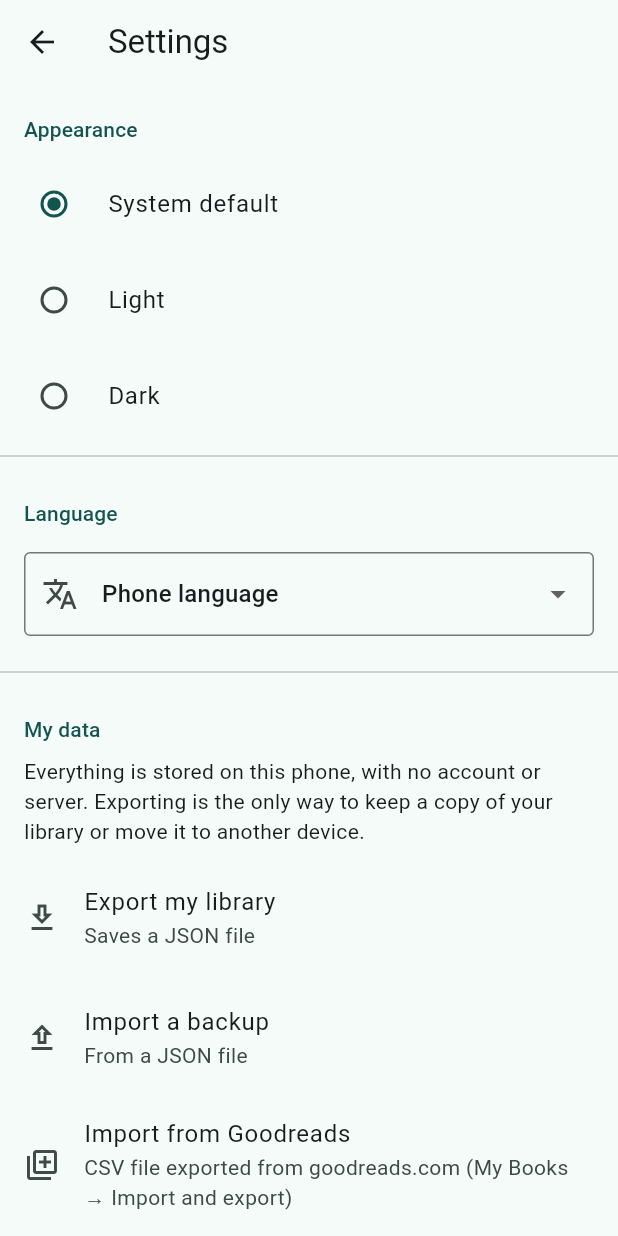
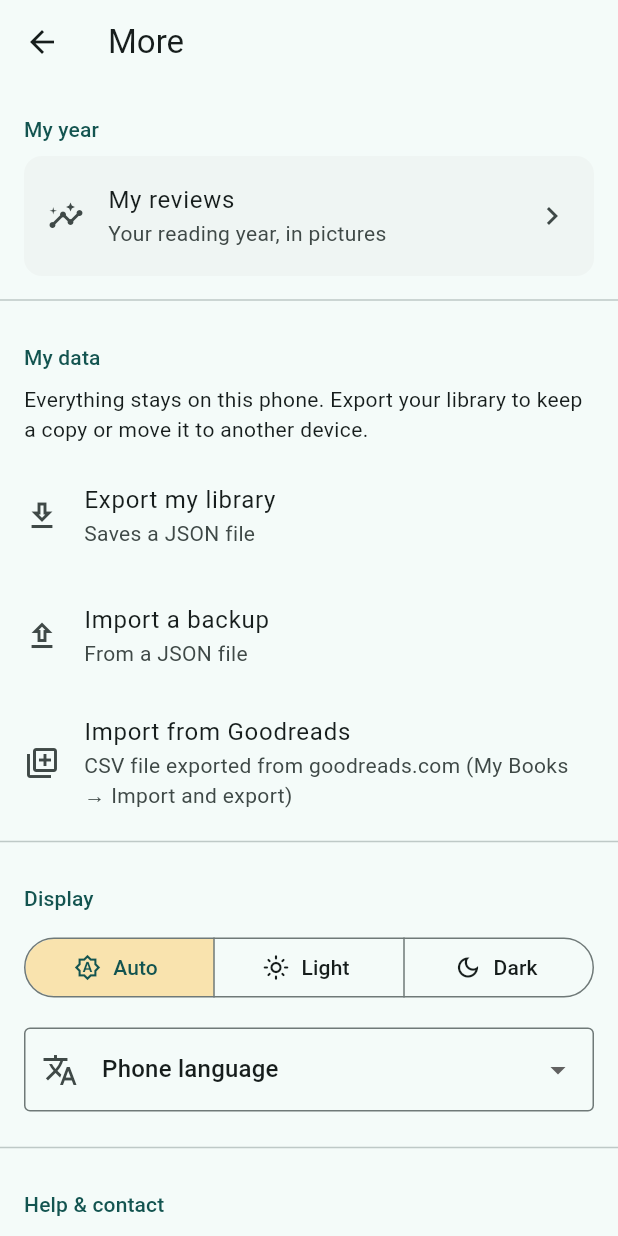
Before and after one commit to BenjaminGott/MyBookmark, a Flutter app: the SettingsScreen screen opened directly, on a phone screen of 412 x 824 dp. Run offline on Flutter 3.47's test engine with Material 3 defaults, Android fonts, the phone set to English and light mode, and no system bars; our stand-ins replace cached_network_image, drift, drift_flutter, file_picker, flutter_riverpod, in_app_review and 3 more; missing offline and left inert: flutter_zxing, gal, home_widget, sqlite3; accounts and stored records are empty; generated files the repository leaves out were written again.

Commit message:
Onglet « Plus » réorganisé ; vidéo du bilan : transition poussée
- « Réglages » devient « Plus » (More, Más, Mehr, Altro, Mais), icône
  « trois points ». Sections : Mon année (Mes bilans, en carte), Mes
  données, Affichage (thème sur une ligne + langue), Aide et contact.
  Textes qui citaient Réglages mis à jour.
- Vidéo : la page suivante pousse la précédente depuis la droite, au
  lieu d'un fondu où les textes se superposaient à cause du zoom.

Co-Authored-By: Claude Opus 5.5 <noreply@anthropic.com>
Claude-Session: https://claude.ai/code/session_01HdbEsb3piiYWzDs4SoGV2y

```diff
--- a/lib/l10n/app_de.arb
+++ b/lib/l10n/app_de.arb
@@ -14,7 +14,7 @@
   "errorTitle": "Das hat nicht geklappt",
   "navLibrary": "Bibliothek",
   "navSearch": "Suchen",
-  "navSettings": "Einstellungen",
+  "navSettings": "Mehr",
   "percent": "{percent} %",
   "pageCount": "{count, plural, =1{1 Seite} other{{count} Seiten}}",
   "pageCountUnknown": "Seitenzahl unbekannt",
@@ -98,7 +98,7 @@
   "saveReview": "Rezension speichern",
   "reviewSaved": "Rezension gespeichert",
   "appearance": "Darstellung",
-  "themeSystem": "Wie das System",
+  "themeSystem": "Auto",
   "themeLight": "Hell",
   "themeDark": "Dunkel",
   "language": "Sprache",
@@ -110,7 +110,7 @@
   "languageItalian": "Italiano",
   "languagePortuguese": "Português",
   "myData": "Meine Daten",
-  "dataExplanation": "Alles wird auf diesem Telefon gespeichert, ohne Konto und ohne Server. Der Export ist die einzige Möglichkeit, eine Kopie deiner Bibliothek aufzubewahren oder sie auf ein anderes Gerät zu übertragen.",
+  "dataExplanation": "Alles bleibt auf diesem Telefon. Exportiere deine Bibliothek, um eine Kopie zu behalten oder sie auf ein anderes Gerät zu übertragen.",
   "exportLibrary": "Meine Bibliothek exportieren",
   "exportSubtitle": "Speichert eine JSON-Datei",
   "importBackup": "Sicherung importieren",
@@ -186,7 +186,7 @@
   "imageNotReady": "Das Bild konnte nicht vorbereitet werden.",
   "welcomeTitle": "Willkommen",
   "welcomeChooseLanguage": "Wähle deine Sprache",
-  "welcomeHint": "Du kannst sie jederzeit in den Einstellungen ändern.",
+  "welcomeHint": "Du kannst sie jederzeit im Tab Mehr ändern.",
   "continueButton": "Weiter",
   "errorNetwork": "Keine Verbindung. Prüfe dein Netzwerk und versuche es erneut.",
   "errorTimeout": "Die Suche braucht zu lange.",
@@ -275,7 +275,7 @@
   "yrOutroFavorite": "Lieblingsbuch",
   "yrOutroAuthor": "Autor",
   "yearReviewMovedTitle": "Dein Rückblick {year} ist umgezogen",
-  "yearReviewMovedBody": "Der Januar ist vorbei, und mit ihm der Tab Rückblick. Dein Rückblick {year} ist jetzt unter Einstellungen, Meine Jahresrückblicke, zusammen mit den anderen Jahren.",
+  "yearReviewMovedBody": "Der Januar ist vorbei, und mit ihm der Tab Rückblick. Dein Rückblick {year} ist jetzt im Tab Mehr unter Meine Jahresrückblicke, zusammen mit den anderen Jahren.",
   "yearReviewMovedOpen": "Rückblick ansehen",
   "yearReviewMovedOk": "Verstanden",
   "errorVideoFailed": "Das Video konnte nicht erstellt werden.",
@@ -283,5 +283,8 @@
   "yearReviewVideoPreparing": "Video wird erstellt…",
   "yearReviewVideoReadyTitle": "Dein Video ist fertig",
   "yearReviewVideoReadyBody": "18 Sekunden mit Musik, im Story-Format.",
-  "yearReviewVideoSaved": "Video in der Galerie gespeichert"
+  "yearReviewVideoSaved": "Video in der Galerie gespeichert",
+  "sectionMyYear": "Mein Jahr",
+  "sectionDisplay": "Anzeige",
+  "sectionHelp": "Hilfe & Kontakt"
 }
--- a/lib/l10n/app_en.arb
+++ b/lib/l10n/app_en.arb
@@ -14,7 +14,7 @@
   "errorTitle": "Something went wrong",
   "navLibrary": "Library",
   "navSearch": "Search",
-  "navSettings": "Settings",
+  "navSettings": "More",
   "percent": "{percent}%",
   "pageCount": "{count, plural, =1{1 page} other{{count} pages}}",
   "pageCountUnknown": "Page count unknown",
@@ -98,7 +98,7 @@
   "saveReview": "Save review",
   "reviewSaved": "Review saved",
   "appearance": "Appearance",
-  "themeSystem": "System default",
+  "themeSystem": "Auto",
   "themeLight": "Light",
   "themeDark": "Dark",
   "language": "Language",
@@ -110,7 +110,7 @@
   "languageItalian": "Italiano",
   "languagePortuguese": "Português",
   "myData": "My data",
-  "dataExplanation": "Everything is stored on this phone, with no account or server. Exporting is the only way to keep a copy of your library or move it to another device.",
+  "dataExplanation": "Everything stays on this phone. Export your library to keep a copy or move it to another device.",
   "exportLibrary": "Export my library",
   "exportSubtitle": "Saves a JSON file",
   "importBackup": "Import a backup",
@@ -186,7 +186,7 @@
   "imageNotReady": "Couldn't prepare the image.",
   "welcomeTitle": "Welcome",
   "welcomeChooseLanguage": "Choose your language",
-  "welcomeHint": "You can change it anytime in Settings.",
+  "welcomeHint": "You can change it anytime in the More tab.",
   "continueButton": "Continue",
   "errorNetwork": "No connection. Check your network and try again.",
   "errorTimeout": "The search is taking too long to respond.",
@@ -275,7 +275,7 @@
   "yrOutroFavorite": "Favorite",
   "yrOutroAuthor": "Author",
   "yearReviewMovedTitle": "Your {year} review has moved",
-  "yearReviewMovedBody": "January is over, and so is the Review tab. Your {year} review now lives in Settings, My reviews, along with your other years.",
+  "yearReviewMovedBody": "January is over, and so is the Review tab. Your {year} review now lives in the More tab, under My reviews, along with your other years.",
   "yearReviewMovedOpen": "See my review",
   "yearReviewMovedOk": "Got it",
   "errorVideoFailed": "Couldn't create the video.",
@@ -283,5 +283,8 @@
   "yearReviewVideoPreparing": "Creating the video…",
   "yearReviewVideoReadyTitle": "Your video is ready",
   "yearReviewVideoReadyBody": "18 seconds with music, in story format.",
-  "yearReviewVideoSaved": "Video saved to your gallery"
+  "yearReviewVideoSaved": "Video saved to your gallery",
+  "sectionMyYear": "My year",
+  "sectionDisplay": "Display",
+  "sectionHelp": "Help & contact"
 }
--- a/lib/l10n/app_localizations.dart
+++ b/lib/l10n/app_localizations.dart
@@ -193,7 +193,7 @@ abstract class AppLocalizations {
   /// No description provided for @navSettings.
   ///
   /// In fr, this message translates to:
-  /// **'Réglages'**
+  /// **'Plus'**
   String get navSettings;
 
   /// No description provided for @percent.
@@ -697,7 +697,7 @@ abstract class AppLocalizations {
   /// No description provided for @themeSystem.
   ///
   /// In fr, this message translates to:
-  /// **'Comme le système'**
+  /// **'Auto'**
   String get themeSystem;
 
   /// No description provided for @themeLight.
@@ -769,7 +769,7 @@ abstract class AppLocalizations {
   /// No description provided for @dataExplanation.
   ///
   /// In fr, this message translates to:
-  /// **'Tout est enregistré sur ce téléphone, sans compte ni serveur. L\'export est le seul moyen de garder une copie de votre bibliothèque ou de la transférer sur un autre appareil.'**
+  /// **'Tout reste sur ce téléphone. Exportez votre bibliothèque pour en garder une copie ou la transférer.'**
   String get dataExplanation;
 
   /// No description provided for @exportLibrary.
@@ -1225,7 +1225,7 @@ abstract class AppLocalizations {
   /// No description provided for @welcomeHint.
   ///
   /// In fr, this message translates to:
-  /// **'Vous pourrez la changer à tout moment dans les réglages.'**
+  /// **'Vous pourrez la changer à tout moment dans l\'onglet Plus.'**
   String get welcomeHint;
 
   /// No description provided for @continueButton.
@@ -1759,7 +1759,7 @@ abstract class AppLocalizations {
   /// No description provided for @yearReviewMovedBody.
   ///
   /// In fr, this message translates to:
-  /// **'Janvier est fini, l\'onglet Bilan aussi. Votre bilan {year} vous attend maintenant dans Réglages, Mes bilans, avec ceux des autres années.'**
+  /// **'Janvier est fini, l\'onglet Bilan aussi. Votre bilan {year} vous attend maintenant dans l\'onglet Plus, rubrique Mes bilans, avec ceux des autres années.'**
   String yearReviewMovedBody(String year);
 
   /// No description provided for @yearReviewMovedOpen.
@@ -1809,6 +1809,24 @@ abstract class AppLocalizations {
   /// In fr, this message translates to:
   /// **'Vidéo enregistrée dans la galerie'**
   String get yearReviewVideoSaved;
+
+  /// No description provided for @sectionMyYear.
+  ///
+  /// In fr, this message translates to:
+  /// **'Mon année'**
+  String get sectionMyYear;
+
+  /// No description provided for @sectionDisplay.
+  ///
+  /// In fr, this message translates to:
+  /// **'Affichage'**
+  String get sectionDisplay;
+
+  /// No description provided for @sectionHelp.
+  ///
+  /// In fr, this message translates to:
+  /// **'Aide et contact'**
+  String get sectionHelp;
 }
 
 class _AppLocalizationsDelegate
--- a/lib/l10n/app_localizations_en.dart
+++ b/lib/l10n/app_localizations_en.dart
@@ -51,7 +51,7 @@ class AppLocalizationsEn extends AppLocalizations {
   String get navSearch => 'Search';
 
   @override
-  String get navSettings => 'Settings';
+  String get navSettings => 'More';
 
   @override
   String percent(int percent) {
@@ -372,7 +372,7 @@ class AppLocalizationsEn extends AppLocalizations {
   String get appearance => 'Appearance';
 
   @override
-  String get themeSystem => 'System default';
+  String get themeSystem => 'Auto';
 
   @override
   String get themeLight => 'Light';
@@ -409,7 +409,7 @@ class AppLocalizationsEn extends AppLocalizations {
 
   @override
   String get dataExplanation =>
-      'Everything is stored on this phone, with no account or server. Exporting is the only way to keep a copy of your library or move it to another device.';
+      'Everything stays on this phone. Export your library to keep a copy or move it to another device.';
 
   @override
   String get exportLibrary => 'Export my library';
@@ -707,7 +707,7 @@ class AppLocalizationsEn extends AppLocalizations {
   String get welcomeChooseLanguage => 'Choose your language';
 
   @override
-  String get welcomeHint => 'You can change it anytime in Settings.';
+  String get welcomeHint => 'You can change it anytime in the More tab.';
 
   @override
   String get continueButton => 'Continue';
@@ -1063,7 +1063,7 @@ class AppLocalizationsEn extends AppLocalizations {
 
   @override
   String yearReviewMovedBody(String year) {
-    return 'January is over, and so is the Review tab. Your $year review now lives in Settings, My reviews, along with your other years.';
+    return 'January is over, and so is the Review tab. Your $year review now lives in the More tab, under My reviews, along with your other years.';
   }
 
   @override
@@ -1090,4 +1090,13 @@ class AppLocalizationsEn extends AppLocalizations {
 
   @override
   String get yearReviewVideoSaved => 'Video saved to your gallery';
+
+  @override
+  String get sectionMyYear => 'My year';
+
+  @override
+  String get sectionDisplay => 'Display';
+
+  @override
+  String get sectionHelp => 'Help & contact';
 }
--- a/lib/ui/home_shell.dart
+++ b/lib/ui/home_shell.dart
@@ -83,7 +83,7 @@ class _HomeShellState extends ConsumerState<HomeShell> {
     return showDialog<bool>(
       context: context,
       builder: (context) => AlertDialog(
-        icon: Icon(january ? Icons.insights : Icons.settings_outlined),
+        icon: Icon(january ? Icons.insights : Icons.more_horiz),
         title: Text(
           january
               ? l10n.yearReviewAnnounceTitle('$year')
@@ -171,8 +171,7 @@ class _HomeShellState extends ConsumerState<HomeShell> {
                       label: Text(l10n.yearReviewTitle('$reviewYear')),
                     ),
                   NavigationRailDestination(
-                    icon: const Icon(Icons.settings_outlined),
-                    selectedIcon: const Icon(Icons.settings),
+                    icon: const Icon(Icons.more_horiz),
                     label: Text(l10n.navSettings),
                   ),
                 ],
@@ -207,8 +206,7 @@ class _HomeShellState extends ConsumerState<HomeShell> {
               label: l10n.yearReviewTitle('$reviewYear'),
             ),
           NavigationDestination(
-            icon: const Icon(Icons.settings_outlined),
-            selectedIcon: const Icon(Icons.settings),
+            icon: const Icon(Icons.more_horiz),
             label: l10n.navSettings,
           ),
         ],
--- a/lib/ui/settings/settings_screen.dart
+++ b/lib/ui/settings/settings_screen.dart
@@ -15,7 +15,8 @@ import 'about_screen.dart';
 import 'backup_controller.dart';
 import 'feedback_actions.dart';
 
-/// Réglages : apparence, langue, et sauvegarde de la bibliothèque.
+/// L'onglet « Plus » : le bilan de l'année, les données, l'affichage, et
+/// l'aide. Tout ce qui n'est ni la bibliothèque ni la recherche.
 class SettingsScreen extends ConsumerWidget {
   const SettingsScreen({super.key});
 
@@ -31,42 +32,23 @@ class SettingsScreen extends ConsumerWidget {
       body: ReadableWidth(
         child: ListView(
           children: <Widget>[
-            _SectionTitle(l10n.appearance),
-            RadioGroup<AppThemeMode>(
-              groupValue: theme,
-              onChanged: (mode) {
-                if (mode != null) {
-                  ref.read(themeModeProvider.notifier).select(mode);
-                }
-              },
-              child: Column(
-                children: <Widget>[
-                  RadioListTile<AppThemeMode>(
-                    value: AppThemeMode.system,
-                    title: Text(l10n.themeSystem),
+            // Mon année : le bilan d'abord, c'est ce qu'on vient chercher.
+            _SectionTitle(l10n.sectionMyYear),
+            Card(
+              margin: const EdgeInsets.symmetric(horizontal: 16),
+              child: ListTile(
+                leading: const Icon(Icons.insights_outlined),
+                title: Text(l10n.settingsYearReviews),
+                subtitle: Text(l10n.settingsYearReviewsSubtitle),
+                trailing: const Icon(Icons.chevron_right),
+                onTap: () => Navigator.of(context).push(
+                  MaterialPageRoute<void>(
+                    builder: (_) => const YearReviewsScreen(),
                   ),
-                  RadioListTile<AppThemeMode>(
-                    value: AppThemeMode.light,
-                    title: Text(l10n.themeLight),
-                  ),
-                  RadioListTile<AppThemeMode>(
-                    value: AppThemeMode.dark,
-                    title: Text(l10n.themeDark),
-                  ),
-                ],
+                ),
               ),
             ),
-            const Divider(),
-            _SectionTitle(l10n.language),
-            Padding(
-              padding: const EdgeInsets.fromLTRB(16, 8, 16, 16),
-              child: LanguageDropdown(
-                languages: AppLanguage.values,
-                value: language,
-                onChanged: (value) =>
-                    ref.read(languageProvider.notifier).select(value),
-              ),
-            ),
+            const SizedBox(height: 8),
             const Divider(),
             _SectionTitle(l10n.myData),
             Padding(
@@ -101,18 +83,49 @@ class SettingsScreen extends ConsumerWidget {
                 child: LinearProgressIndicator(),
               ),
             const Divider(),
-            ListTile(
-              leading: const Icon(Icons.insights_outlined),
-              title: Text(l10n.settingsYearReviews),
-              subtitle: Text(l10n.settingsYearReviewsSubtitle),
-              trailing: const Icon(Icons.chevron_right),
-              onTap: () => Navigator.of(context).push(
-                MaterialPageRoute<void>(
-                  builder: (_) => const YearReviewsScreen(),
+            // Affichage : le thème sur une ligne, la langue juste dessous.
+            _SectionTitle(l10n.sectionDisplay),
+            Padding(
+              padding: const EdgeInsets.fromLTRB(16, 4, 16, 12),
+              child: SizedBox(
+                width: double.infinity,
+                child: SegmentedButton<AppThemeMode>(
+                  segments: <ButtonSegment<AppThemeMode>>[
+                    ButtonSegment<AppThemeMode>(
+                      value: AppThemeMode.system,
+                      icon: const Icon(Icons.brightness_auto_outlined),
+                      label: Text(l10n.themeSystem),
+                    ),
+                    ButtonSegment<AppThemeMode>(
+                      value: AppThemeMode.light,
+                      icon: const Icon(Icons.light_mode_outlined),
+                      label: Text(l10n.themeLight),
+                    ),
+                    ButtonSegment<AppThemeMode>(
+                      value: AppThemeMode.dark,
+                      icon: const Icon(Icons.dark_mode_outlined),
+                      label: Text(l10n.themeDark),
+                    ),
+                  ],
+                  selected: <AppThemeMode>{theme},
+                  showSelectedIcon: false,
+                  onSelectionChanged: (selection) => ref
+                      .read(themeModeProvider.notifier)
+                      .select(selection.first),
                 ),
               ),
             ),
+            Padding(
+              padding: const EdgeInsets.fromLTRB(16, 4, 16, 16),
+              child: LanguageDropdown(
+                languages: AppLanguage.values,
+                value: language,
+                onChanged: (value) =>
+                    ref.read(languageProvider.notifier).select(value),
+              ),
+            ),
             const Divider(),
+            _SectionTitle(l10n.sectionHelp),
             ListTile(
               leading: const Icon(Icons.mail_outline),
               title: Text(l10n.aboutFeedbackButton),
@@ -135,6 +148,7 @@ class SettingsScreen extends ConsumerWidget {
                 MaterialPageRoute<void>(builder: (_) => const AboutScreen()),
               ),
             ),
+            SizedBox(height: 16 + MediaQuery.paddingOf(context).bottom),
           ],
         ),
       ),
--- a/lib/ui/year_review/year_reviews_screen.dart
+++ b/lib/ui/year_review/year_reviews_screen.dart
@@ -8,7 +8,7 @@ import '../widgets/status_views.dart';
 import 'year_review_providers.dart';
 import 'year_review_screen.dart';
 
-/// Réglages → Mes bilans : un bilan par année terminée.
+/// Plus → Mes bilans : un bilan par année terminée.
 class YearReviewsScreen extends ConsumerWidget {
   const YearReviewsScreen({super.key});
 
```
Also changed, not shown: lib/l10n/app_es.arb (+9 -6 lines), lib/l10n/app_fr.arb (+9 -6 lines), lib/l10n/app_it.arb (+9 -6 lines), lib/l10n/app_localizations_de.dart (+14 -6 lines), lib/l10n/app_localizations_es.dart (+15 -5 lines), lib/l10n/app_localizations_fr.dart (+14 -5 lines), lib/l10n/app_localizations_it.dart (+14 -5 lines), lib/l10n/app_localizations_pt.dart (+14 -5 lines), lib/l10n/app_pt.arb (+9 -6 lines), 2 other files.
